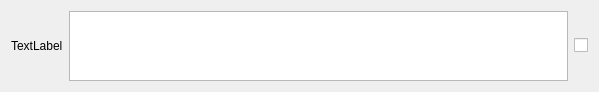
Before: the Qt Designer form SortingFiles/UI_files/form_b.ui in JoshLoveCoder/Qt_prj, drawn with Qt 5.
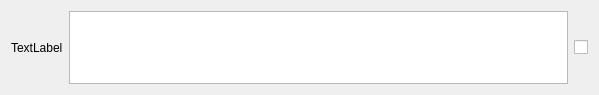
After: the same form once the commit is applied.

Diff of the .ui file:
```diff
--- a/SortingFiles/UI_files/form_b.ui
+++ b/SortingFiles/UI_files/form_b.ui
@@ -7,7 +7,7 @@
     <x>0</x>
     <y>0</y>
     <width>599</width>
-    <height>60</height>
+    <height>95</height>
    </rect>
   </property>
   <property name="sizePolicy">
@@ -32,6 +32,9 @@
      <property name="cursor" stdset="0">
       <cursorShape>IBeamCursor</cursorShape>
      </property>
+     <property name="lineWidth">
+      <number>0</number>
+     </property>
      <property name="readOnly">
       <bool>true</bool>
      </property>
```
Left out of the diff: 3 changed lines with no effect on the pictures.
